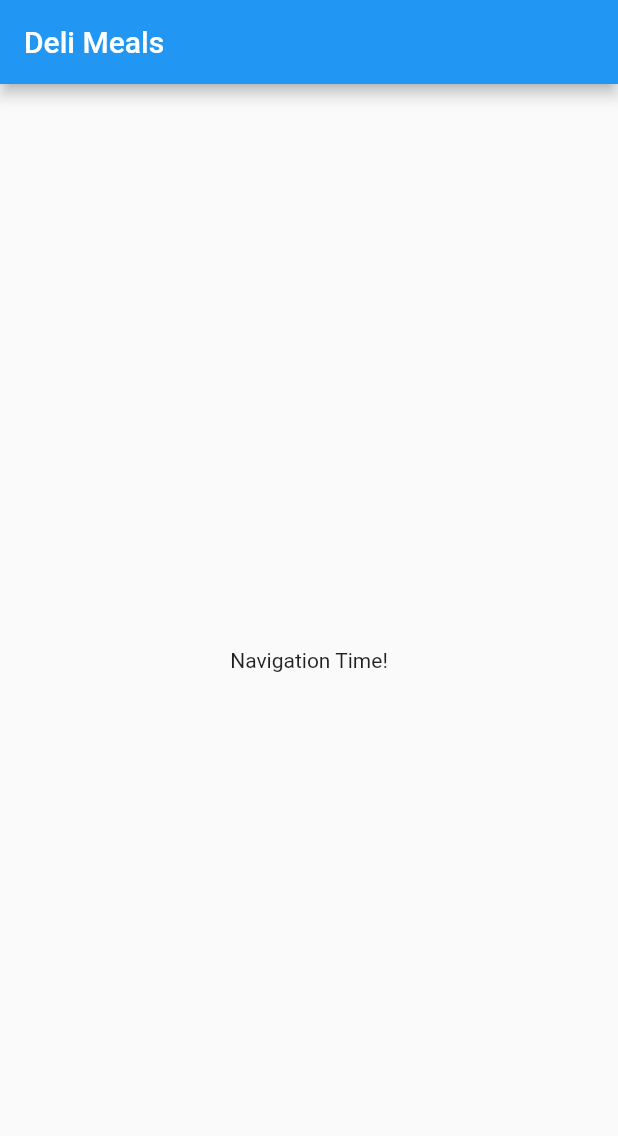
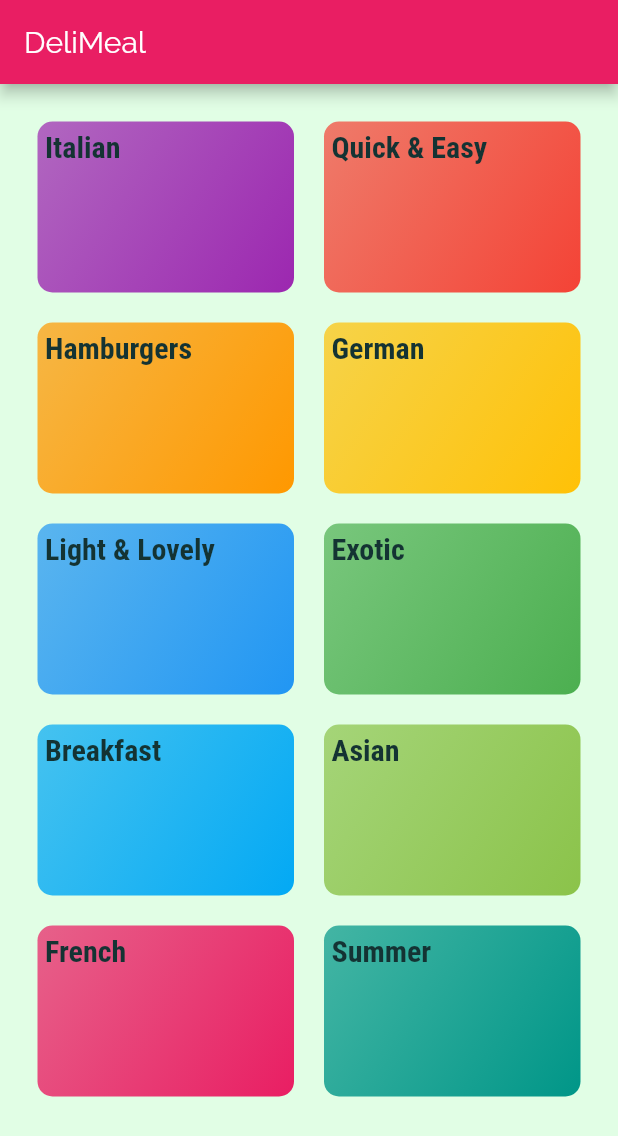
Before and after one commit to ZoraizEjaz/FlutterMealApp, a Flutter app: the screen it shows after launch, on a phone screen of 412 x 824 dp. Shown: the top 1136 px of the screen. Run offline on Flutter 3.47's test engine with Material 2 defaults, Android fonts, the phone set to English and light mode, and no system bars.

Commit message:
Add fonts, Move scafold to category screen, category model added, dummy data added, Gridview added

```diff
--- /dev/null
+++ b/lib/categories_screen.dart
@@ -0,0 +1,30 @@
+import 'package:flutter/cupertino.dart';
+import './dummy_data.dart';
+import 'package:flutter/material.dart';
+import './category_item.dart';
+
+//not necessary but need to controll the entire content of the screen
+class CategoriesScreen extends StatelessWidget {
+  @override
+  Widget build(BuildContext context) {
+    return Scaffold(
+      appBar: AppBar(
+        title: const Text(
+          'DeliMeal',
+        ),
+      ),
+      body: GridView(
+        padding: EdgeInsets.all(25),
+        children: DUMMY_CATEGORIES
+            .map((catData) => CategoryItem(catData.title, catData.color))
+            .toList(),
+        gridDelegate: SliverGridDelegateWithMaxCrossAxisExtent(
+          maxCrossAxisExtent: 200,
+          childAspectRatio: 3 / 2,
+          crossAxisSpacing: 20,
+          mainAxisSpacing: 20,
+        ),
+      ),
+    );
+  }
+}
--- /dev/null
+++ b/lib/category_item.dart
@@ -0,0 +1,30 @@
+import 'package:flutter/material.dart';
+
+class CategoryItem extends StatelessWidget {
+  final String title;
+  final Color color;
+
+  CategoryItem(this.title, this.color);
+
+  @override
+  Widget build(BuildContext context) {
+    return Container(
+      padding: const EdgeInsets.all(5),
+      child: Text(
+        title,
+        style: Theme.of(context).textTheme.bodyText1,
+      ),
+      decoration: BoxDecoration(
+        gradient: LinearGradient(
+          colors: [
+            color.withOpacity(0.7),
+            color,
+          ],
+          begin: Alignment.topLeft,
+          end: Alignment.bottomRight,
+        ),
+        borderRadius: BorderRadius.circular(10),
+      ),
+    );
+  }
+}
--- /dev/null
+++ b/lib/dummy_data.dart
@@ -0,0 +1,55 @@
+import './models/category.dart';
+import 'package:flutter/material.dart';
+
+const DUMMY_CATEGORIES = const [
+  Category(
+    id: 'c1',
+    title: 'Italian',
+    color: Colors.purple,
+  ),
+  Category(
+    id: 'c2',
+    title: 'Quick & Easy',
+    color: Colors.red,
+  ),
+  Category(
+    id: 'c3',
+    title: 'Hamburgers',
+    color: Colors.orange,
+  ),
+  Category(
+    id: 'c4',
+    title: 'German',
+    color: Colors.amber,
+  ),
+  Category(
+    id: 'c5',
+    title: 'Light & Lovely',
+    color: Colors.blue,
+  ),
+  Category(
+    id: 'c6',
+    title: 'Exotic',
+    color: Colors.green,
+  ),
+  Category(
+    id: 'c7',
+    title: 'Breakfast',
+    color: Colors.lightBlue,
+  ),
+  Category(
+    id: 'c8',
+    title: 'Asian',
+    color: Colors.lightGreen,
+  ),
+  Category(
+    id: 'c9',
+    title: 'French',
+    color: Colors.pink,
+  ),
+  Category(
+    id: 'c10',
+    title: 'Summer',
+    color: Colors.teal,
+  ),
+];
--- a/lib/main.dart
+++ b/lib/main.dart
@@ -1,4 +1,5 @@
 import 'package:flutter/material.dart';
+import './categories_screen.dart';
 
 void main() {
   runApp(MyApp());
@@ -11,29 +12,24 @@ class MyApp extends StatelessWidget {
     return MaterialApp(
       title: 'Deli Meals',
       theme: ThemeData(
-        primarySwatch: Colors.blue,
-        visualDensity: VisualDensity.adaptivePlatformDensity,
+        primarySwatch: Colors.pink,
+        accentColor: Colors.amber,
+        canvasColor: Color.fromRGBO(225, 254, 229, 1),
+        fontFamily: 'Raleway',
+        textTheme: ThemeData.light().textTheme.copyWith(
+              bodyText1: TextStyle(
+                fontSize: 20,
+                fontFamily: 'RobotoCondensed',
+                fontWeight: FontWeight.bold,
+                color: Color.fromRGBO(20, 51, 51, 1),
+              ),
+              bodyText2: TextStyle(
+                color: Color.fromRGBO(20, 51, 51, 1),
+              ),
+              // title: TextStyle(fontSize: 24, fontFamily: 'RobotoCondensed'),
+            ),
       ),
-      home: MyHomePage(),
+      home: CategoriesScreen(),
     );
   }
 }
-
-class MyHomePage extends StatefulWidget {
-  @override
-  _MyHomePageState createState() => _MyHomePageState();
-}
-
-class _MyHomePageState extends State<MyHomePage> {
-  @override
-  Widget build(BuildContext context) {
-    return Scaffold(
-      appBar: AppBar(
-        title: Text('Deli Meals'),
-      ),
-      body: Center(
-        child: Text('Navigation Time!'),
-      ),
-    );
-  }
-}
--- /dev/null
+++ b/lib/models/category.dart
@@ -0,0 +1,13 @@
+import 'package:flutter/material.dart';
+
+class Category {
+  final String id;
+  final String title;
+  final Color color;
+
+  const Category({
+    @required this.id,
+    @required this.title,
+    this.color = Colors.orange,
+  });
+}
```
Also changed, not shown: pubspec.yaml (+18 -6 lines), assets/fonts/Raleway-Black.ttf (added), assets/fonts/Raleway-Bold.ttf (added), assets/fonts/Raleway-Regular.ttf (added), assets/fonts/RobotoCondensed-Bold.ttf (added), assets/fonts/RobotoCondensed-Italic.ttf (added), assets/fonts/RobotoCondensed-Light.ttf (added), assets/fonts/RobotoCondensed-Regular.ttf (added).
